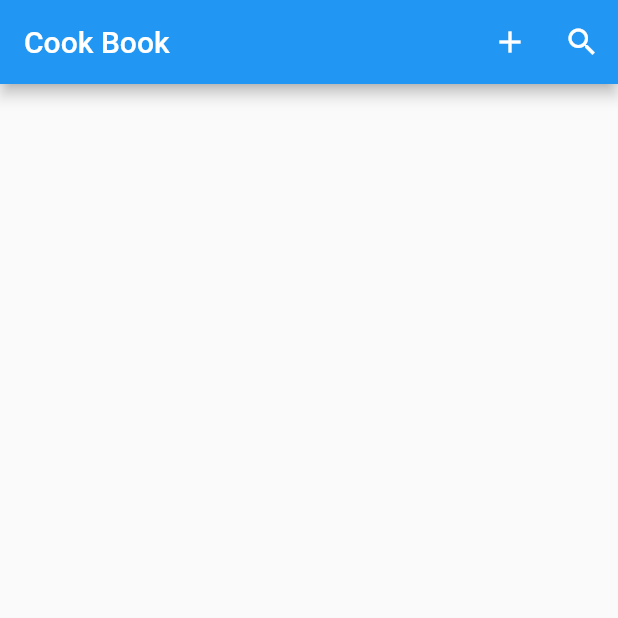
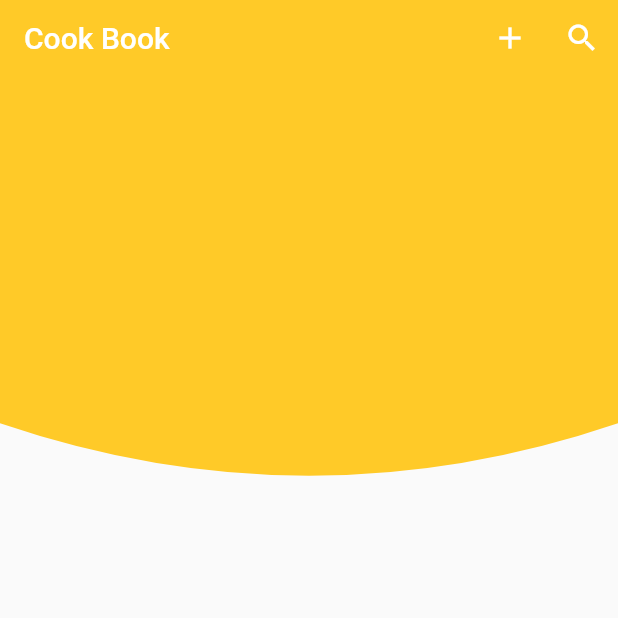
Before and after one commit to oOPoloOo/Recipes-App, a Flutter app: the screen it shows after launch, on a phone screen of 412 x 824 dp, the top half of it. Run offline on Flutter 3.47's test engine with Material 2 defaults, Android fonts, the phone set to English and light mode, and no system bars; our stand-ins replace cloud_firestore, file_picker, firebase_core, firebase_storage, get, tuple; accounts and stored records are empty.

Commit message:
Added sketch of main page UI

```diff
--- /dev/null
+++ b/lib/helpers/curved.background.line.dart
@@ -0,0 +1,41 @@
+import 'package:flutter/material.dart';
+
+
+class CurvedClipPath extends CustomClipper<Path>{
+
+
+    @override
+    Path getClip(Size size){
+      double w = size.width;
+      double h = size.height;
+
+      //Starts at top left corner 1
+      final path = Path();
+
+      //Drawing the box
+      // path.lineTo(0, h); // 2
+      // path.lineTo(w,h);  // 3
+      // path.lineTo(w, 0); // 4
+      // path.close();      // 5
+
+      //Drawing curved line
+      path.lineTo(0, h *0.3); // 2
+      path.quadraticBezierTo(
+        w * 0.5, // x is 50 % width. 3 point
+        h *0.3 + 70, // y is 100 distance from bottom 3 point
+        w, //4
+        h*0.3 //4
+        );
+      path.lineTo(w, 0); //5
+      path.close();
+
+      return path;
+    }
+
+    @override
+    bool shouldReclip(CustomClipper<Path> oldClipper){
+      return false;
+    }
+
+
+}
--- a/lib/screens/home_screen.dart
+++ b/lib/screens/home_screen.dart
@@ -1,3 +1,5 @@
+
+// ignore_for_file: unnecessary_new, prefer_const_constructors
 
 import 'package:recipes_app/model/models.dart';
 import 'package:flutter/material.dart';
@@ -5,18 +7,24 @@ import 'package:recipes_app/services/services.dart';
 import 'package:get/get.dart';
 import 'screens.export.dart';
 import 'package:recipes_app/widgets/widgets.export.dart';
+import 'package:recipes_app/helpers/curved.background.line.dart';
 
 
-class HomeScreen extends StatelessWidget {
+class HomeScreen extends StatelessWidget{
 
 final DatabaseServices database = DatabaseServices();
 final StorageServices storage = StorageServices();
 final RecipeTile rTile = RecipeTile();
-
+var backColor = Colors.amber[400];
   @override
   Widget build(BuildContext context) {
-    return Scaffold(
-      appBar: AppBar(
+    return  Scaffold(
+       // backgroundColor: Colors.amber[400],
+                appBar:  PreferredSize(
+                  preferredSize: Size.fromHeight(50.0),
+                  child: AppBar(
+                       backgroundColor: backColor,
+                       elevation: 0.0,
                        title: Text('Cook Book'),
                        actions: [
                         IconButton(
@@ -30,18 +38,30 @@ final RecipeTile rTile = RecipeTile();
                           ),
                         ],
                       ),
-      body: StreamBuilder<List<Recipe>>(
+                ),
+        body: SafeArea(
+          child: Stack(
+
+            children: <Widget> [
+              ClipPath(
+                clipper: CurvedClipPath(),
+                child: Container(
+                  color: backColor,
+                ),
+              ),
+              Container(
+                  padding: EdgeInsets.all(20),
+                  child: StreamBuilder<List<Recipe>>(
                   stream: database.readRecipes(),
                   builder: (context, snapshot) {
                         if(snapshot.hasError){
-                print('fine');
+
                             return Text('error');
-
 
                         } else if(snapshot.hasData){
 
                           final users = snapshot.data!;
-                 return ListView( children: users.map(rTile.buildRecipe).toList());
+                          return ListView( children: users.map(rTile.buildRecipeCard).toList());
 
                         }
                         else
@@ -53,6 +73,12 @@ final RecipeTile rTile = RecipeTile();
                         return Text('keistas atvejis');
                       },
                         ),
+                ),]
+          ),
+        )
+
+
       );
+
   }
 }
--- a/lib/widgets/recipe.widget.dart
+++ b/lib/widgets/recipe.widget.dart
@@ -8,4 +8,21 @@ class RecipeTile  {
   title: Text(recipe.name ), // didelis txt
   subtitle: Text( '${recipe.cookTime}') // mazas txt zemiau
   );
+
+  Widget buildRecipeCard(Recipe recipe) => Container(
+    padding: EdgeInsets.only(bottom: 23),
+    height: 420,
+    child: Card(
+      shape: RoundedRectangleBorder(
+                borderRadius: BorderRadius.circular(30),
+              ),
+      color: Colors.blue,
+      child: ListTile(
+        //leading: CircleAvatar(child:Text(recipe.name)), // paveiksliukas
+        title: Text(recipe.name ), // didelis txt
+        subtitle: Text( '${recipe.cookTime}') // mazas txt zemiau
+        ),
+
+    ),
+  );
 }
```
Lines whose indentation alone changed are shown as unchanged.
